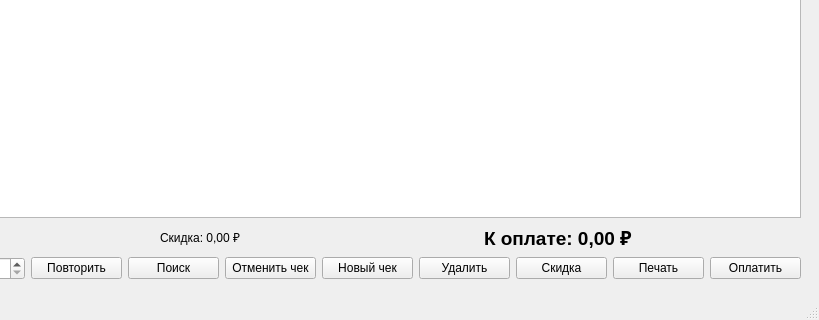
Old version of the form mainwindow.ui in the repository MikhailBersenev/easyPOS; both pictures show x 181 to 1000 and y 320 to 640 of the 1000 by 640 pixel window.
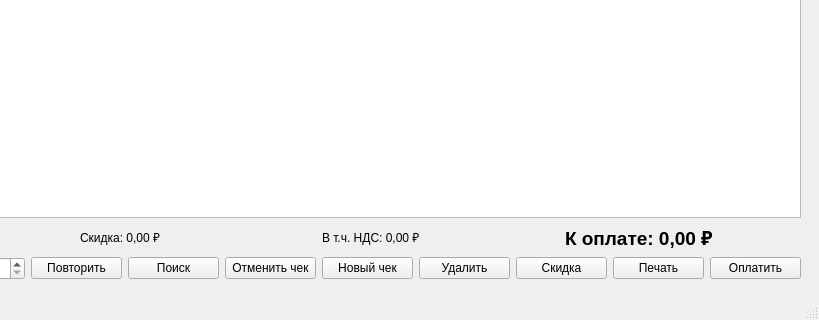
New version of the form.

The edit to the form file:
```diff
--- a/mainwindow.ui
+++ b/mainwindow.ui
@@ -108,6 +108,16 @@
             </property>
            </widget>
           </item>
+          <item>
+           <widget class="QLabel" name="vatTotalLabel">
+            <property name="text">
+             <string>В т.ч. НДС: 0,00 ₽</string>
+            </property>
+            <property name="toolTip">
+             <string>Сумма НДС по позициям чека (из суммы с НДС)</string>
+            </property>
+           </widget>
+          </item>
           <item>
            <widget class="QLabel" name="toPayLabel">
             <property name="text">
```
Left out of the diff: 18 changed lines with no effect on the pictures.
